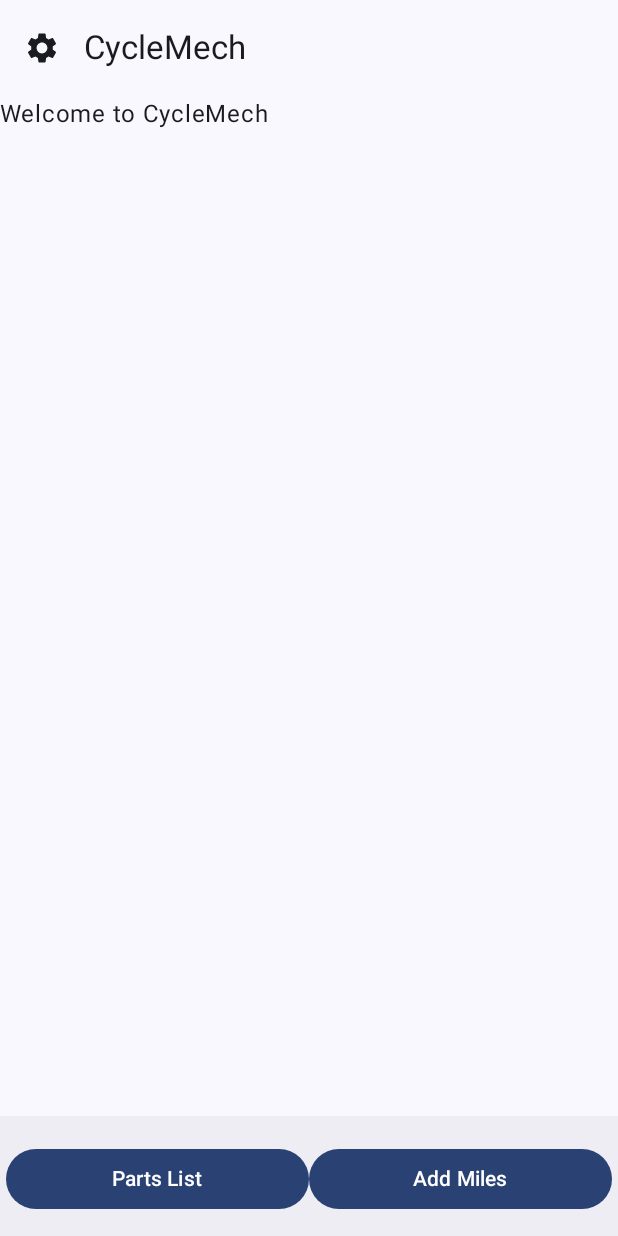
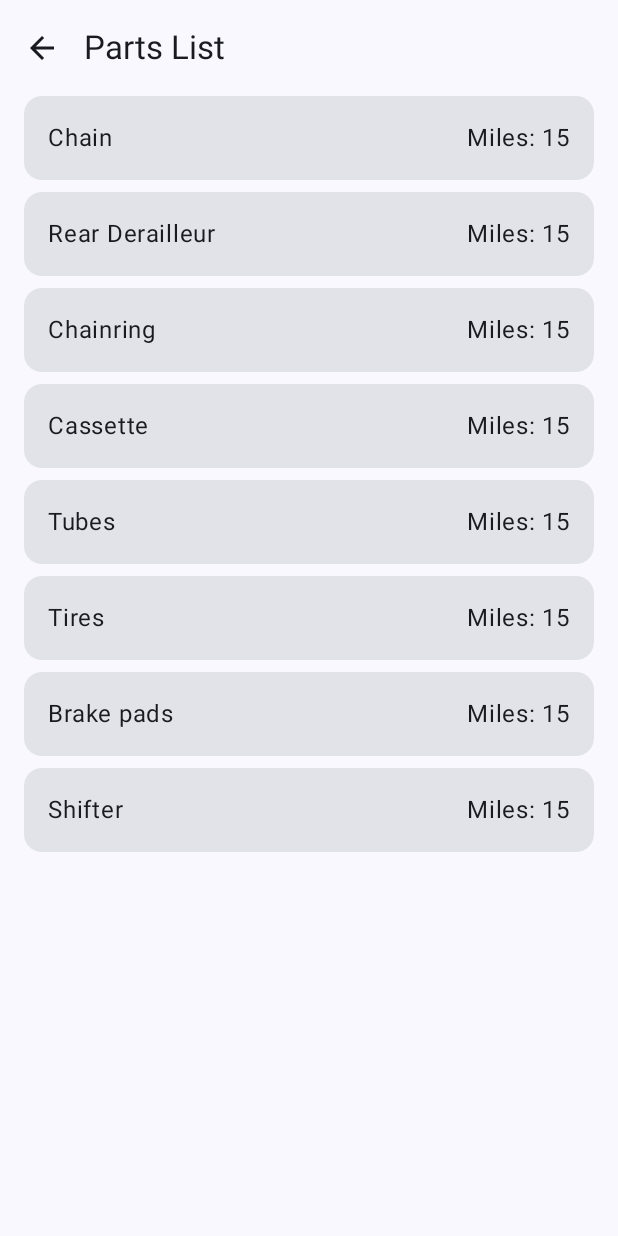
Before and after one commit to 3XAY/CycleMech, an Android app built with Jetpack Compose: the screen it shows after launch (MainActivity), after a tap on "Parts List", on a phone screen of 412 x 824 dp. Run offline under Robolectric (Android 15) with nearby library versions, the phone set to English and light mode, and no system bars.

Commit message:
Add basic parts list
Doesn't actually do anything yet, just a list

```diff
--- a/Android Project/app/build.gradle.kts
+++ b/Android Project/app/build.gradle.kts
@@ -50,6 +50,11 @@ dependencies {
     implementation(libs.androidx.ui.tooling.preview)
     implementation(libs.androidx.material3)
     implementation("androidx.navigation:navigation-compose:2.8.0")
+    implementation(libs.androidx.foundation.layout.android)
+    implementation(libs.androidx.foundation.layout.android)
+    implementation(libs.androidx.foundation.layout.android)
+    implementation(libs.androidx.foundation.layout.android)
+    implementation(libs.androidx.foundation.layout.android)
     testImplementation(libs.junit)
     androidTestImplementation(libs.androidx.junit)
     androidTestImplementation(libs.androidx.espresso.core)
--- a/Android Project/app/src/main/java/com/xyzian/cyclemech/MainActivity.kt
+++ b/Android Project/app/src/main/java/com/xyzian/cyclemech/MainActivity.kt
@@ -39,6 +39,9 @@ class MainActivity : ComponentActivity() {
                     composable("miles_screen") {
                         MilesScreen(navController = navController)
                     }
+                    composable("parts_screen"){
+                        PartsScreen(navController = navController)
+                    }
                 }
             }
         }
@@ -69,7 +72,7 @@ fun HomeScreen(navController: NavController) {
                     horizontalArrangement = Arrangement.SpaceAround
                 ) {
                     Button(
-                        onClick = { /* TODO: Navigate to All Parts screen */ },
+                        onClick = { navController.navigate("parts_screen") },
                         modifier = Modifier.weight(1f)
                     ) {
                         Text("Parts List")
--- a/Android Project/app/src/main/java/com/xyzian/cyclemech/MilesScreen.kt
+++ b/Android Project/app/src/main/java/com/xyzian/cyclemech/MilesScreen.kt
@@ -66,7 +66,7 @@ fun MilesScreen(navController: NavController){
             ) {
                 Button(
                     onClick = {
-                        if(miles >= 0){
+                        if(miles >= 1){
                             miles--
                         }
                         else{
--- /dev/null
+++ b/Android Project/app/src/main/java/com/xyzian/cyclemech/PartsScreen.kt
@@ -0,0 +1,99 @@
+package com.xyzian.cyclemech
+
+import androidx.compose.foundation.layout.Arrangement
+import androidx.compose.foundation.layout.Row
+import androidx.compose.foundation.layout.fillMaxWidth
+import androidx.compose.foundation.layout.padding
+import androidx.compose.foundation.lazy.LazyColumn
+import androidx.compose.foundation.lazy.items
+import androidx.compose.material.icons.Icons
+import androidx.compose.material.icons.automirrored.filled.ArrowBack
+import androidx.compose.material3.Card
+import androidx.compose.material3.ExperimentalMaterial3Api
+import androidx.compose.material3.Icon
+import androidx.compose.material3.IconButton
+import androidx.compose.material3.Scaffold
+import androidx.compose.material3.Text
+import androidx.compose.material3.TopAppBar
+import androidx.compose.runtime.Composable
+import androidx.compose.ui.Modifier
+import androidx.compose.ui.tooling.preview.Preview
+import androidx.compose.ui.unit.dp
+import androidx.navigation.NavController
+import androidx.navigation.compose.rememberNavController
+
+data class BikePart(
+    val id: Int,
+    val name: String,
+    val brand: String,
+    val model: String,
+    val miles: Int,
+    val dateInstalled: Int,
+    val endDate: Int,
+    val price: Double,
+    val notes: String
+)
+
+val bikeParts = listOf(
+    BikePart(1, "Chain", "Shimano", "CN-HG54", 15, 0, 0, 25.00, "10 Speed, Amazon"),
+    BikePart(2, "Rear Derailleur", "Microshift", "Advent X", 15, 0, 0, 63.00, "With clutch, 365 Cycles"),
+    BikePart(3, "Chainring", "Deckas", "N/A", 15, 0, 0, 10.00, "38T 104BCD, Amazon"),
+    BikePart(4, "Cassette", "Microshift", "Advent X E-Series", 15, 0, 0, 47.00, "Amazon"),
+    BikePart(5, "Tubes", "Goodyear", "N/A", 15, 0, 0, 12.00, "Walmart"),
+    BikePart(6, "Tires", "Continental", "Cross King", 15, 0, 0, 63.00, "26x2.2, Al's (swapped in bike shop)"),
+    BikePart(7, "Brake pads", "CNC", "N/A", 15, 0, 0, 5.00, "Part of a whole set ($27), Amazon"),
+    BikePart(8, "Shifter", "Shimano", "SL-M6000", 15, 0, 0, 28.00, "Amazon")
+)
+
+@OptIn(ExperimentalMaterial3Api::class)
+@Composable
+fun PartsScreen(navController: NavController){
+    Scaffold(
+        topBar = {
+            TopAppBar(
+                title = {Text("Parts List")},
+                navigationIcon = {
+                    IconButton(onClick = {navController.popBackStack()}) {
+                        Icon(
+                            imageVector = Icons.AutoMirrored.Filled.ArrowBack,
+                            contentDescription = "Back"
+            ) } }
+    )
+}
+    ){
+        paddingValues ->
+        LazyColumn(
+            modifier = Modifier.padding(paddingValues),
+            verticalArrangement = Arrangement.spacedBy(8.dp)
+        ) {
+            items(bikeParts) { part ->
+                BikePartItem(part = part)
+            }
+        }
+    }}
+
+@Composable
+fun BikePartItem(part: BikePart) {
+    Card(
+        modifier = Modifier
+            .fillMaxWidth()
+            .padding(horizontal = 16.dp)
+    ) {
+        Row(
+            modifier = Modifier
+                .fillMaxWidth()
+                .padding(16.dp),
+            horizontalArrangement = Arrangement.SpaceBetween
+        ){
+            Text(text = part.name)
+            Text(text = "Miles: ${part.miles}")
+        }
+    }
+}
+
+@Preview(showBackground = true)
+@Composable
+fun PartsScreenPreview(){
+    val navController = rememberNavController()
+    PartsScreen(navController = navController)
+}
--- a/Android Project/gradle/libs.versions.toml
+++ b/Android Project/gradle/libs.versions.toml
@@ -8,6 +8,7 @@ espressoCore = "3.6.1"
 lifecycleRuntimeKtx = "2.9.2"
 activityCompose = "1.10.1"
 composeBom = "2024.04.01"
+foundationLayoutAndroid = "1.6.6"
 
 [libraries]
 androidx-core-ktx = { group = "androidx.core", name = "core-ktx", version.ref = "coreKtx" }
@@ -24,6 +25,7 @@ androidx-ui-tooling-preview = { group = "androidx.compose.ui", name = "ui-toolin
 androidx-ui-test-manifest = { group = "androidx.compose.ui", name = "ui-test-manifest" }
 androidx-ui-test-junit4 = { group = "androidx.compose.ui", name = "ui-test-junit4" }
 androidx-material3 = { group = "androidx.compose.material3", name = "material3" }
+androidx-foundation-layout-android = { group = "androidx.compose.foundation", name = "foundation-layout-android", version.ref = "foundationLayoutAndroid" }
 
 [plugins]
 android-application = { id = "com.android.application", version.ref = "agp" }
```
